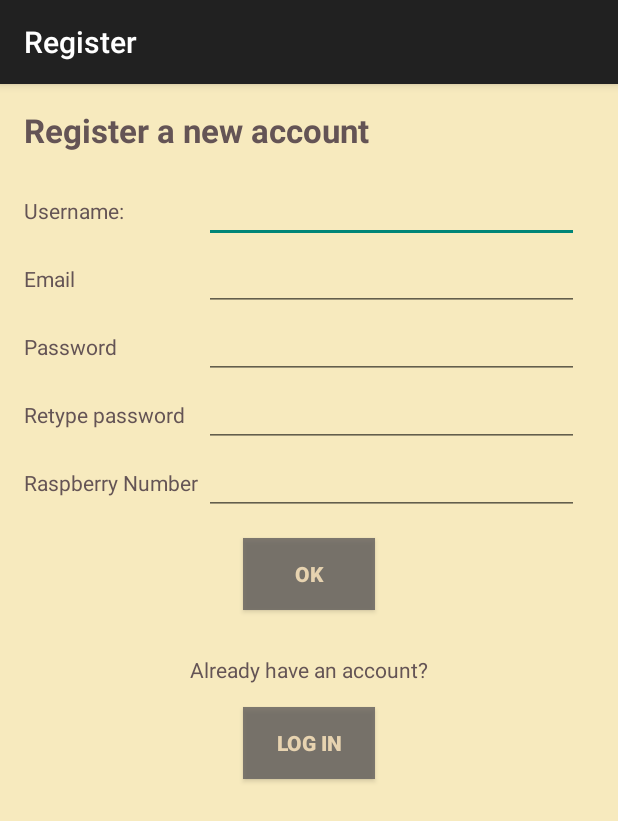
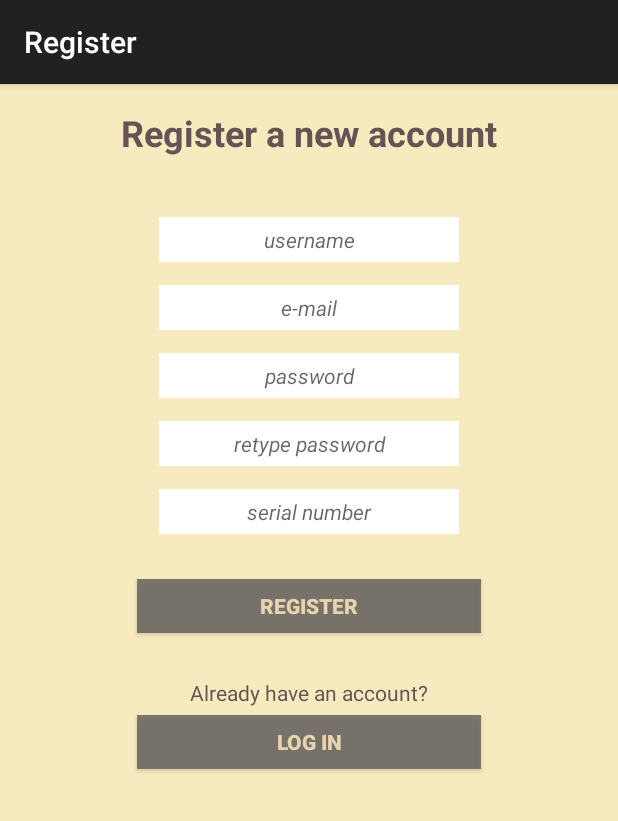
Before and after one commit to Sti2nd/ProjectSauna, an Android app: the RegisterActivity screen opened directly, with no data from a screen before it, on a phone screen of 412 x 824 dp. Shown: the top 821 px of the screen. Run offline under Robolectric (Android 15) with nearby library versions, the light colour scheme and no system bars; libraries missing offline, so code that uses them is left out: com.kosalgeek.asynctask.

Commit message:
design overhaul of login, main, register and feedback

```diff
--- a/Client/App/HotDog/app/build.gradle
+++ b/Client/App/HotDog/app/build.gradle
@@ -2,7 +2,7 @@ apply plugin: 'com.android.application'
 
 android {
     compileSdkVersion 22
-    buildToolsVersion "22.0.1"
+    buildToolsVersion '22.0.1'
 
     defaultConfig {
         applicationId "com.mycompany.hotdog"
@@ -20,7 +20,7 @@ android {
 }
 
 dependencies {
-    compile fileTree(include: ['*.jar'], dir: 'libs')
+    compile fileTree(dir: 'libs', include: ['*.jar'])
     compile 'com.android.support:appcompat-v7:22.2.0'
     compile files('/libs/GenAsync.jar')
     testCompile 'junit:junit:4.12'
--- a/Client/App/HotDog/app/src/main/res/layout/activity_register.xml
+++ b/Client/App/HotDog/app/src/main/res/layout/activity_register.xml
@@ -12,125 +12,102 @@
         android:layout_height="wrap_content"
         android:textAppearance="?android:attr/textAppearanceLarge"
         android:text="Register a new account"
-        android:layout_marginBottom="15dp"
         android:id="@+id/textView"
         android:textColor="#645455"
-        android:textStyle="bold" />
-
-    <LinearLayout
-        android:orientation="horizontal"
-        android:layout_width="wrap_content"
-        android:layout_height="wrap_content"
-        android:layout_alignParentTop="true"
-        android:layout_centerHorizontal="true">
-
-        <TextView
-            android:layout_width="120dp"
-            android:layout_height="wrap_content"
-            android:text="Username:"
-            android:id="@+id/stringUsername"
-            android:textColor="#645455" />
+        android:textStyle="bold"
+        android:layout_gravity="center_horizontal"
+        android:textSize="24dp" />
 
     <EditText
-            android:layout_width="250dp"
-            android:layout_height="wrap_content"
+        android:layout_width="match_parent"
+        android:layout_height="30dp"
         android:id="@+id/inputUsername"
-            android:textColor="#645455" />
-    </LinearLayout>
-    <LinearLayout
-        android:orientation="horizontal"
-        android:layout_width="fill_parent"
-        android:layout_height="wrap_content"
-        android:layout_alignParentTop="true"
-        android:layout_centerHorizontal="true">
-
-        <TextView
-            android:layout_width="120dp"
-            android:layout_height="wrap_content"
-            android:text="Email"
-            android:id="@+id/stringEmail"
-            android:textColor="#645455" />
+        android:textColor="#645455"
+        android:background="#FFFFFF"
+        android:hint="username"
+        android:textSize="14dp"
+        android:textStyle="italic"
+        android:gravity="center"
+        android:layout_marginTop="40dp"
+        android:layout_marginLeft="90dp"
+        android:layout_marginRight="90dp" />
 
     <EditText
         android:inputType="textEmailAddress"
-            android:layout_width="250dp"
-            android:layout_height="wrap_content"
+        android:layout_width="match_parent"
+        android:layout_height="30dp"
         android:id="@+id/inputEmail"
-            android:textColor="#645455" />
-    </LinearLayout>
-
-    <LinearLayout
-        android:orientation="horizontal"
-        android:layout_width="match_parent"
-        android:layout_height="wrap_content">
-
-        <TextView
-            android:layout_width="120dp"
-            android:layout_height="wrap_content"
-            android:text="Password"
-            android:id="@+id/stringPassword"
-            android:textColor="#645455" />
+        android:textColor="#645455"
+        android:background="#FFFFFF"
+        android:hint="e-mail"
+        android:textSize="14dp"
+        android:textStyle="italic"
+        android:gravity="center"
+        android:layout_marginTop="15dp"
+        android:layout_marginLeft="90dp"
+        android:layout_marginRight="90dp" />
 
     <EditText
-            android:layout_width="250dp"
-            android:layout_height="wrap_content"
+        android:layout_width="match_parent"
+        android:layout_height="30dp"
         android:inputType="textPassword"
         android:ems="10"
         android:id="@+id/inputPassword"
-            android:textColor="#645455" />
-    </LinearLayout>
-    <LinearLayout
-        android:orientation="horizontal"
-        android:layout_width="match_parent"
-        android:layout_height="wrap_content">
-
-        <TextView
-            android:layout_width="120dp"
-            android:layout_height="wrap_content"
-            android:text="Retype password"
-            android:id="@+id/stringRetypePassword"
-            android:textColor="#645455" />
+        android:textColor="#645455"
+        android:background="#FFFFFF"
+        android:hint="password"
+        android:textSize="14dp"
+        android:textStyle="italic"
+        android:gravity="center"
+        android:layout_marginTop="15dp"
+        android:layout_marginLeft="90dp"
+        android:layout_marginRight="90dp" />
 
     <EditText
-            android:layout_width="250dp"
-            android:layout_height="wrap_content"
+        android:layout_width="match_parent"
+        android:layout_height="30dp"
         android:inputType="textPassword"
         android:ems="10"
         android:id="@+id/inputRetypePassword"
-            android:textColor="#645455" />
-    </LinearLayout>
-    <LinearLayout
-        android:orientation="horizontal"
-        android:layout_width="match_parent"
-        android:layout_height="wrap_content">
-
-        <TextView
-            android:layout_width="120dp"
-            android:layout_height="wrap_content"
-            android:text="Raspberry Number"
-            android:id="@+id/stringRaspnum"
-            android:textColor="#645455" />
+        android:textColor="#645455"
+        android:background="#FFFFFF"
+        android:hint="retype password"
+        android:textSize="14dp"
+        android:textStyle="italic"
+        android:gravity="center"
+        android:layout_marginTop="15dp"
+        android:layout_marginLeft="90dp"
+        android:layout_marginRight="90dp" />
 
     <EditText
-            android:layout_width="250dp"
-            android:layout_height="wrap_content"
+        android:layout_width="match_parent"
+        android:layout_height="30dp"
         android:inputType="number"
         android:ems="10"
         android:id="@+id/inputRaspnum"
-            android:textColor="#645455" />
-    </LinearLayout>
+        android:textColor="#645455"
+        android:background="#FFFFFF"
+        android:hint="serial number"
+        android:textSize="14dp"
+        android:textStyle="italic"
+        android:gravity="center"
+        android:layout_marginTop="15dp"
+        android:layout_marginLeft="90dp"
+        android:layout_marginRight="90dp" />
 
 
     <Button
-        android:layout_width="wrap_content"
-        android:layout_height="wrap_content"
-        android:text="OK"
+        android:layout_width="match_parent"
+        android:layout_height="36dp"
+        android:text="REGISTER"
         android:id="@+id/okButton"
         android:layout_gravity="center_horizontal"
         android:background="#cb615e5c"
         android:textColor="#e7d3b0"
-        android:layout_marginTop="15dp"
-        android:textStyle="bold"/>
+        android:layout_marginTop="30dp"
+        android:textStyle="bold"
+        android:layout_marginLeft="75dp"
+        android:layout_marginRight="75dp" />
 
     <TextView
         android:layout_width="wrap_content"
@@ -144,16 +121,18 @@
         android:textColor="#645455" />
 
     <Button
-        android:layout_width="wrap_content"
-        android:layout_height="wrap_content"
+        android:layout_width="match_parent"
+        android:layout_height="36dp"
         android:text="Log in"
         android:id="@+id/loginButton"
         android:layout_gravity="center_horizontal"
         android:background="#cb615e5c"
         android:textColor="#e7d3b0"
-        android:layout_marginTop="15dp"
+        android:layout_marginTop="5dp"
         android:textStyle="bold"
         android:focusable="false"
-        android:onClick="onClick" />
+        android:onClick="onClick"
+        android:layout_marginLeft="75dp"
+        android:layout_marginRight="75dp" />
 
 </LinearLayout>
```
Also changed, not shown: Client/App/HotDog/app/src/main/gen/com/mycompany/hotdog/BuildConfig.java (added, +8 -0 lines), Client/App/HotDog/app/src/main/gen/com/mycompany/hotdog/Manifest.java (added, +7 -0 lines), Client/App/HotDog/app/src/main/gen/com/mycompany/hotdog/R.java (added, +7 -0 lines), Client/App/HotDog/app/src/main/res/layout/activity_feedback.xml (+31 -35 lines), Client/App/HotDog/app/src/main/res/layout/activity_login.xml (+48 -48 lines), Client/App/HotDog/app/src/main/res/layout/activity_main.xml (+43 -35 lines). Lines whose indentation alone changed are shown as unchanged.
